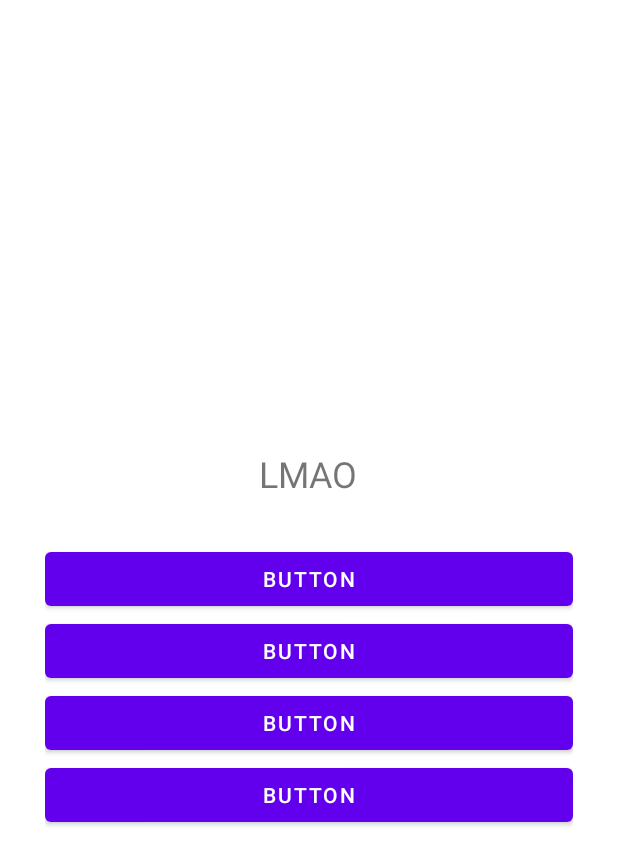
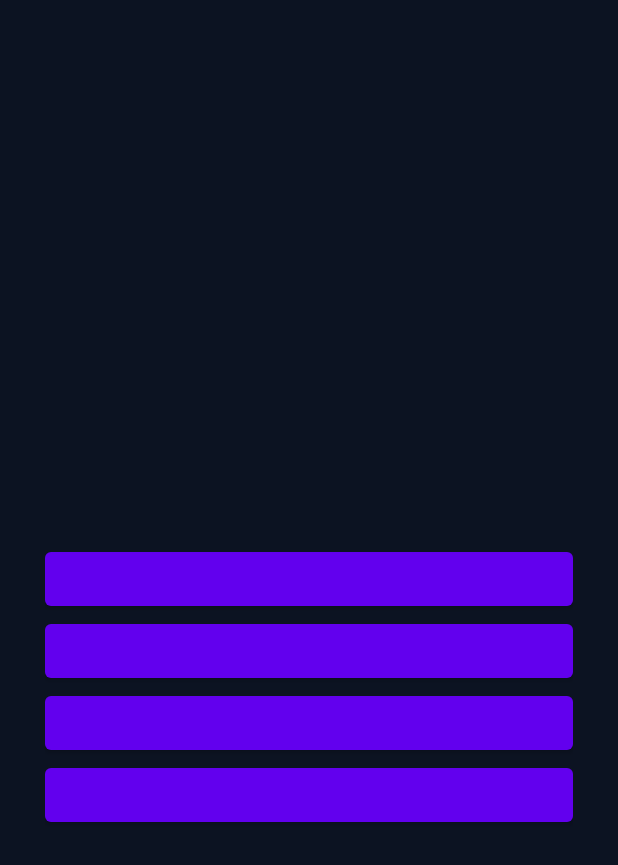
Before and after one commit to mariasupinska/Roadmap, an Android app: the layout activity_quiz.xml on its own in the app's theme, with its tools: preview values and no code run, on a phone screen of 412 x 824 dp. Shown: the top 865 px of the screen. Run offline under Robolectric (Android 15) with nearby library versions, the phone set to English and light mode, and no system bars.

Commit message:
Styled the app.

```diff
--- a/app/src/main/res/layout/activity_final_score.xml
+++ b/app/src/main/res/layout/activity_final_score.xml
@@ -5,6 +5,7 @@
     android:layout_height="match_parent"
     android:gravity="center"
     android:orientation="vertical"
+    android:background="@color/background"
     tools:context=".FinalScoreActivity">
 
     <TextView
@@ -18,7 +19,8 @@
         android:id="@+id/final_score"
         android:layout_width="wrap_content"
         android:layout_height="wrap_content"
-        android:textSize="20sp" />
+        android:textSize="20sp"
+        android:textColor="@color/white"/>
 
     <Button
         android:id="@+id/ok_button"
--- a/app/src/main/res/layout/activity_item_course.xml
+++ b/app/src/main/res/layout/activity_item_course.xml
@@ -4,6 +4,7 @@
     android:orientation="vertical"
     android:layout_width="match_parent"
     android:layout_height="match_parent"
+    android:background="@color/background"
     tools:context=".ItemCourseActivity">
 
     <Button
--- a/app/src/main/res/layout/activity_quiz.xml
+++ b/app/src/main/res/layout/activity_quiz.xml
@@ -7,6 +7,7 @@
     android:gravity="center"
     android:orientation="vertical"
     android:padding="30dp"
+    android:background="@color/background"
     tools:context=".QuizActivity">
 
 
@@ -15,33 +16,29 @@
         android:layout_width="wrap_content"
         android:layout_height="wrap_content"
         android:gravity="center"
+        android:textColor="@color/white"
         android:padding="30dp"
-        android:text="LMAO"
         android:textSize="24sp" />
 
     <Button
         android:id="@+id/answer_one"
         android:layout_width="match_parent"
-        android:layout_height="wrap_content"
-        android:text="Button" />
+        android:layout_height="wrap_content" />
 
     <Button
         android:id="@+id/answer_two"
         android:layout_width="match_parent"
-        android:layout_height="wrap_content"
-        android:text="Button" />
+        android:layout_height="wrap_content" />
 
     <Button
         android:id="@+id/answer_three"
         android:layout_width="match_parent"
-        android:layout_height="wrap_content"
-        android:text="Button" />
+        android:layout_height="wrap_content" />
 
     <Button
         android:id="@+id/answer_four"
         android:layout_width="match_parent"
-        android:layout_height="wrap_content"
-        android:text="Button" />
+        android:layout_height="wrap_content" />
 
 
 </LinearLayout>
--- a/app/src/main/res/layout/fragment_notes.xml
+++ b/app/src/main/res/layout/fragment_notes.xml
@@ -3,6 +3,7 @@
     xmlns:tools="http://schemas.android.com/tools"
     android:layout_width="match_parent"
     android:layout_height="match_parent"
+    android:background="@color/background"
     tools:context=".NotesFragment">
 
     <TextView
--- a/app/src/main/res/layout/single_note.xml
+++ b/app/src/main/res/layout/single_note.xml
@@ -5,6 +5,7 @@
     android:layout_height="wrap_content"
     android:layout_margin="10dp"
     android:padding="5dp"
+    android:backgroundTint="@color/tile"
     android:background="@drawable/border"
     android:orientation="vertical">
 
@@ -14,6 +15,7 @@
         android:layout_width="match_parent"
         android:layout_height="wrap_content"
         android:textStyle="bold"
+        android:textColor="@color/white"
         android:textSize="20sp"
         android:gravity="center"/>
 
@@ -22,6 +24,7 @@
         android:layout_width="match_parent"
         android:layout_height="wrap_content"
         android:textSize="12sp"
+        android:textColor="@color/white"
         android:ellipsize="end"
         android:gravity="center"/>
 
--- a/app/src/main/res/layout/single_resource.xml
+++ b/app/src/main/res/layout/single_resource.xml
@@ -6,12 +6,14 @@
     android:layout_margin="10dp"
     android:padding="5dp"
     android:background="@drawable/border"
+    android:backgroundTint="@color/tile"
     android:orientation="vertical">
 
     <TextView
         android:id="@+id/resource_item_title"
         android:layout_width="match_parent"
         android:layout_height="wrap_content"
+        android:textColor="@color/white"
         android:textStyle="bold"
         android:textSize="20sp"
         android:gravity="center"/>
--- a/app/src/main/res/values/styles.xml
+++ b/app/src/main/res/values/styles.xml
@@ -17,19 +17,21 @@
     </style>
 
     <style name="CourseItemHeaderStyle">
-        <item name="android:textColor">@color/black</item>
+        <item name="android:textColor">@color/title</item>
         <item name="android:textSize">32sp</item>
         <item name="android:textStyle">bold</item>
         <item name="android:layout_margin">15dp</item>
     </style>
 
     <style name="NotesHeaderStyle">
+        <item name="android:textColor">@color/white</item>
         <item name="android:textSize">32sp</item>
         <item name="android:textStyle">bold</item>
         <item name="android:layout_margin">15dp</item>
     </style>
 
     <style name="FinalScoreHeaderStyle">
+        <item name="android:textColor">@color/title</item>
         <item name="android:textSize">32sp</item>
         <item name="android:textStyle">bold</item>
         <item name="android:layout_margin">15dp</item>
@@ -58,7 +60,7 @@
     </style>
 
     <style name="CourseItemDescription">
-        <item name="android:textColor">@color/black</item>
+        <item name="android:textColor">@color/white</item>
         <item name="android:textSize">16sp</item>
         <item name="android:lineSpacingMultiplier">1.2</item>
         <item name="android:layout_marginTop">5dp</item>
```
Also changed, not shown: app/src/main/java/com/example/roadmap/SavedCourseItemsFragment.java (+5 -14 lines), app/src/main/res/layout/fragment_note_form.xml (+7 -1 lines), app/src/main/res/layout/fragment_saved_courses.xml (+5 -3 lines).
